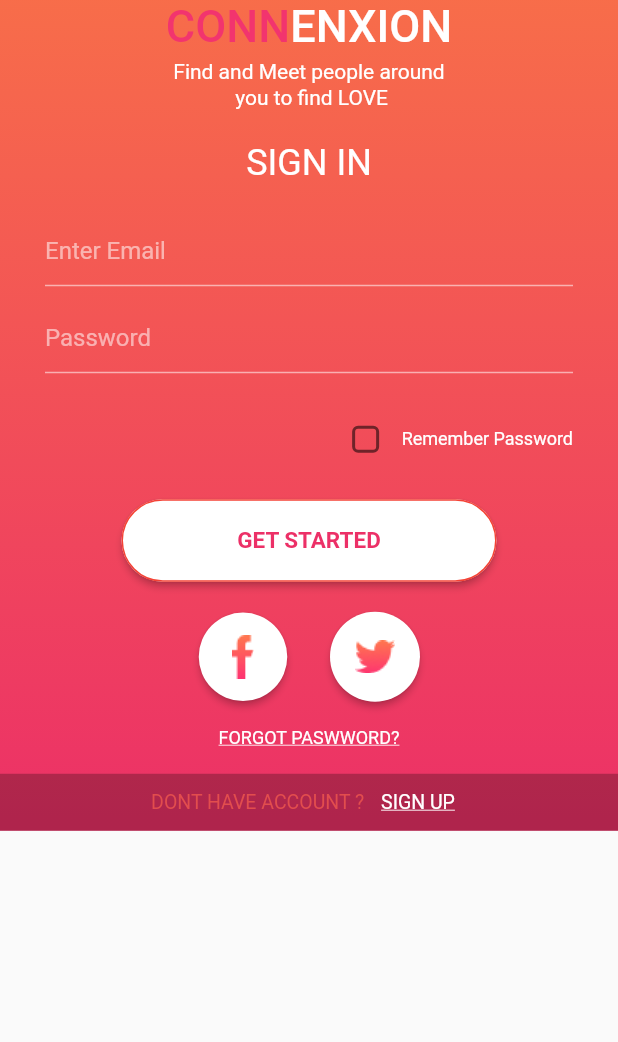
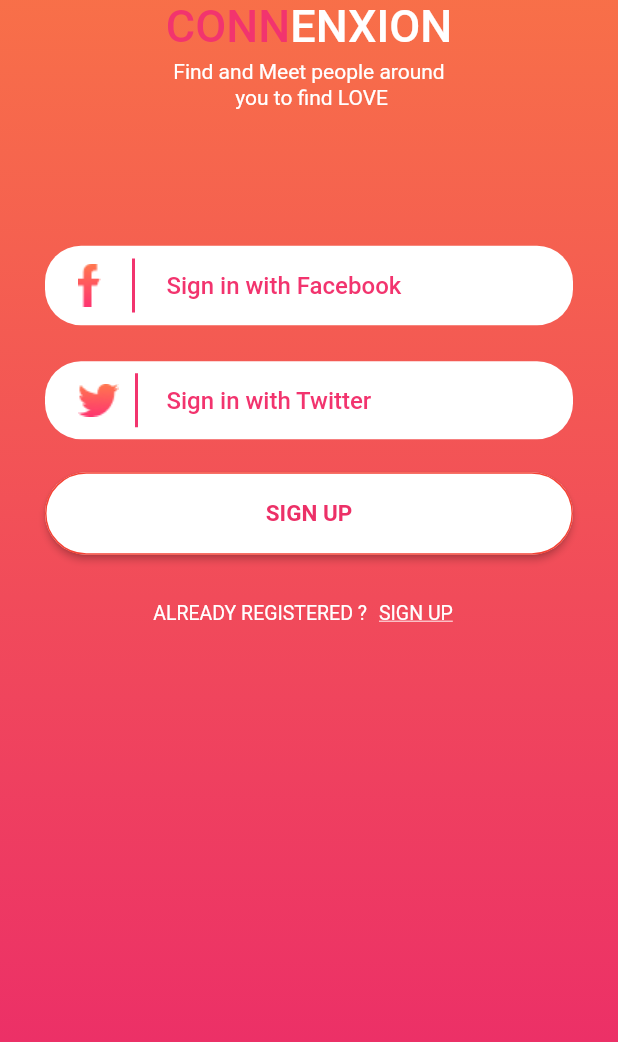
Before and after one commit to pvnhat/flutter_hw_1, a Flutter app: the screen it shows after launch, after a tap on "SIGN UP", on a phone screen of 412 x 824 dp, the part 194-1236 px from its top. Run offline on Flutter 3.47's test engine with Material 2 defaults, Android fonts, the phone set to English and light mode, and no system bars.

Commit message:
[Add] UI register page

```diff
--- a/lib/login_page.dart
+++ b/lib/login_page.dart
@@ -1,4 +1,5 @@
 import 'package:flutter/material.dart';
+import 'package:homework1/register_page.dart';
 
 class LoginPage extends StatefulWidget {
   const LoginPage({Key? key, required this.title}) : super(key: key);
@@ -29,7 +30,7 @@ class _LoginPageState extends State<LoginPage> {
             mainAxisAlignment: MainAxisAlignment.start,
             children: <Widget>[
               const SizedBox(
-                height: 45,
+                height: 46,
               ),
               Image.asset(
                 'assets/images/ic_logo.png',
@@ -249,7 +250,16 @@ class _LoginPageState extends State<LoginPage> {
                             color: Colors.white,
                           ),
                         ),
-                        onPressed: () {},
+                        onPressed: () {
+                          Navigator.push(
+                            context,
+                            MaterialPageRoute(
+                              builder: (context) => const RegisterPage(
+                                title: 'Register',
+                              ),
+                            ),
+                          );
+                        },
                       ),
                     ),
                   ],
--- a/lib/register_page.dart
+++ b/lib/register_page.dart
@@ -0,0 +1,233 @@
+import 'package:flutter/material.dart';
+
+class RegisterPage extends StatefulWidget {
+  const RegisterPage({Key? key, required this.title}) : super(key: key);
+  final String title;
+
+  @override
+  State<RegisterPage> createState() => _RegisterPageState();
+}
+
+class _RegisterPageState extends State<RegisterPage> {
+  bool isChecked = false;
+
+  @override
+  Widget build(BuildContext context) {
+    return Scaffold(
+      body: Container(
+        decoration: const BoxDecoration(
+          gradient: LinearGradient(
+            begin: Alignment.topCenter,
+            end: Alignment.bottomCenter,
+            colors: <Color>[Color(0xfffa7b43), Color(0xffec3067)],
+          ),
+        ),
+        width: double.infinity,
+        child: Column(
+          mainAxisSize: MainAxisSize.max,
+          mainAxisAlignment: MainAxisAlignment.start,
+          children: <Widget>[
+            const SizedBox(
+              height: 45,
+            ),
+            Image.asset(
+              'assets/images/ic_logo.png',
+              fit: BoxFit.cover,
+              width: 130,
+            ),
+            RichText(
+              text: const TextSpan(
+                children: [
+                  TextSpan(
+                    text: 'CONN',
+                    style: TextStyle(
+                      fontWeight: FontWeight.w500,
+                      fontSize: 30,
+                      color: Color(0xfff2346e),
+                    ),
+                  ),
+                  TextSpan(
+                    text: 'ENXION',
+                    style: TextStyle(
+                      fontWeight: FontWeight.w500,
+                      fontSize: 30,
+                      color: Colors.white,
+                    ),
+                  ),
+                ],
+              ),
+            ),
+            const SizedBox(
+              height: 5,
+            ),
+            const Text(
+              'Find and Meet people around \n you to find LOVE',
+              style: TextStyle(
+                color: Colors.white,
+                fontSize: 14,
+                height: 1.2,
+              ),
+              textAlign: TextAlign.center,
+            ),
+            const SizedBox(
+              height: 80,
+            ),
+            Padding(
+              padding: const EdgeInsets.fromLTRB(30, 10, 30, 0),
+              child: Container(
+                child: Row(
+                  children: [
+                    Padding(
+                      padding: const EdgeInsets.fromLTRB(22, 12, 0, 12),
+                      child: Image.asset('assets/images/ic_btn_facebook.png'),
+                    ),
+                    const Padding(
+                      padding: EdgeInsets.fromLTRB(14, 6, 6, 6),
+                      child: SizedBox(
+                        height: 36,
+                        child: VerticalDivider(
+                          thickness: 2,
+                          color: Color(0xfff2346e),
+                        ),
+                      ),
+                    ),
+                    Expanded(
+                      child: TextButton(
+                        child: const Align(
+                          alignment: Alignment.centerLeft,
+                          child: Text(
+                            'Sign in with Facebook',
+                            style: TextStyle(
+                              color: Color(0xfff2346e),
+                              fontSize: 16,
+                              fontWeight: FontWeight.w500,
+                            ),
+                          ),
+                        ),
+                        onPressed: () {},
+                      ),
+                    ),
+                  ],
+                ),
+                decoration: const BoxDecoration(
+                  color: Colors.white,
+                  borderRadius: BorderRadius.all(
+                    Radius.circular(24.0),
+                  ),
+                ),
+              ),
+            ),
+            const SizedBox(
+              height: 14,
+            ),
+            Padding(
+              padding: const EdgeInsets.fromLTRB(30, 10, 30, 0),
+              child: Container(
+                child: Row(
+                  children: [
+                    Padding(
+                      padding: const EdgeInsets.fromLTRB(22, 12, 0, 12),
+                      child: Image.asset('assets/images/ic_twitter.png'),
+                    ),
+                    const Padding(
+                      padding: EdgeInsets.fromLTRB(4, 8, 4, 8),
+                      child: SizedBox(
+                        height: 36,
+                        child: VerticalDivider(
+                          thickness: 2,
+                          color: Color(0xfff2346e),
+                        ),
+                      ),
+                    ),
+                    Expanded(
+                      child: TextButton(
+                        child: const Align(
+                          alignment: Alignment.centerLeft,
+                          child: Text(
+                            'Sign in with Twitter',
+                            style: TextStyle(
+                              color: Color(0xfff2346e),
+                              fontSize: 16,
+                              fontWeight: FontWeight.w500,
+                            ),
+                          ),
+                        ),
+                        onPressed: () {},
+                      ),
+                    ),
+                  ],
+                ),
+                decoration: const BoxDecoration(
+                  color: Colors.white,
+                  borderRadius: BorderRadius.all(
+                    Radius.circular(24.0),
+                  ),
+                ),
+              ),
+            ),
+            const SizedBox(
+              height: 22,
+            ),
+            Padding(
+              padding: const EdgeInsets.fromLTRB(30, 0, 30, 0),
+              child: SizedBox(
+                width: double.infinity,
+                height: 55,
+                child: ElevatedButton(
+                  onPressed: () {},
+                  child: const Text(
+                    'SIGN UP',
+                    style: TextStyle(
+                        color: Color(0xffec3067),
+                        fontSize: 15,
+                        fontWeight: FontWeight.bold),
+                  ),
+                  style: ButtonStyle(
+                    backgroundColor: MaterialStateProperty.all(Colors.white),
+                    shape: MaterialStateProperty.all<RoundedRectangleBorder>(
+                      RoundedRectangleBorder(
+                        borderRadius: BorderRadius.circular(30),
+                        side: const BorderSide(color: Colors.red),
+                      ),
+                    ),
+                  ),
+                ),
+              ),
+            ),
+            const SizedBox(
+              height: 20,
+            ),
+            Row(
+              mainAxisAlignment: MainAxisAlignment.center,
+              children: [
+                const Text(
+                  'ALREADY REGISTERED ?',
+                  style: TextStyle(
+                    fontWeight: FontWeight.w400,
+                    fontSize: 13,
+                    color: Colors.white,
+                  ),
+                ),
+                SizedBox(
+                  height: 38,
+                  child: TextButton(
+                    child: const Text(
+                      'SIGN UP',
+                      style: TextStyle(
+                        fontWeight: FontWeight.w400,
+                        fontSize: 13,
+                        decoration: TextDecoration.underline,
+                        color: Colors.white,
+                      ),
+                    ),
+                    onPressed: () => Navigator.pop(context),
+                  ),
+                ),
+              ],
+            ),
+          ],
+        ),
+      ),
+    );
+  }
+}
```
